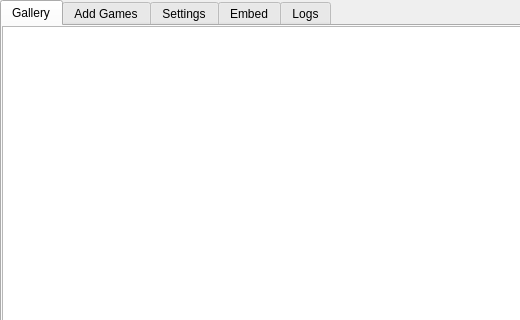
First picture: the form in main_window.ui, repository RealMrObvious/echo-replay, before the edit; both pictures show x 0 to 520 and y 0 to 320 of the 1220 by 756 pixel window.
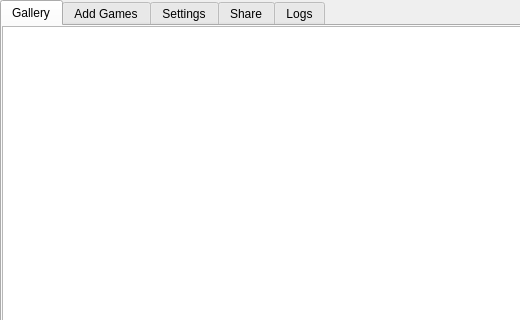
Second picture: the form after the edit. The open tabs and pages were chosen to show the change.

Commit message: fix: renamed share tab

```diff
--- a/main_window.ui
+++ b/main_window.ui
@@ -125,7 +125,7 @@
     </widget>
     <widget class="QWidget" name="Shrink">
      <attribute name="title">
-      <string>Embed</string>
+      <string>Share</string>
      </attribute>
      <widget class="QFrame" name="dropFrame">
       <property name="geometry">
```
Left out of the diff: 7 changed lines with no effect on the pictures.
